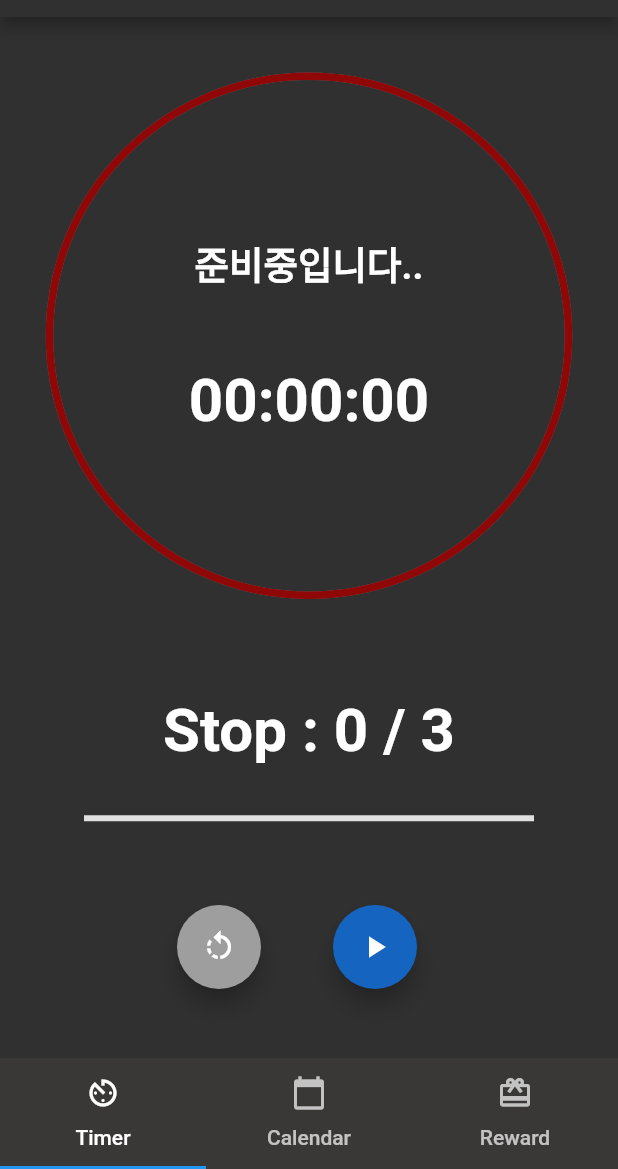
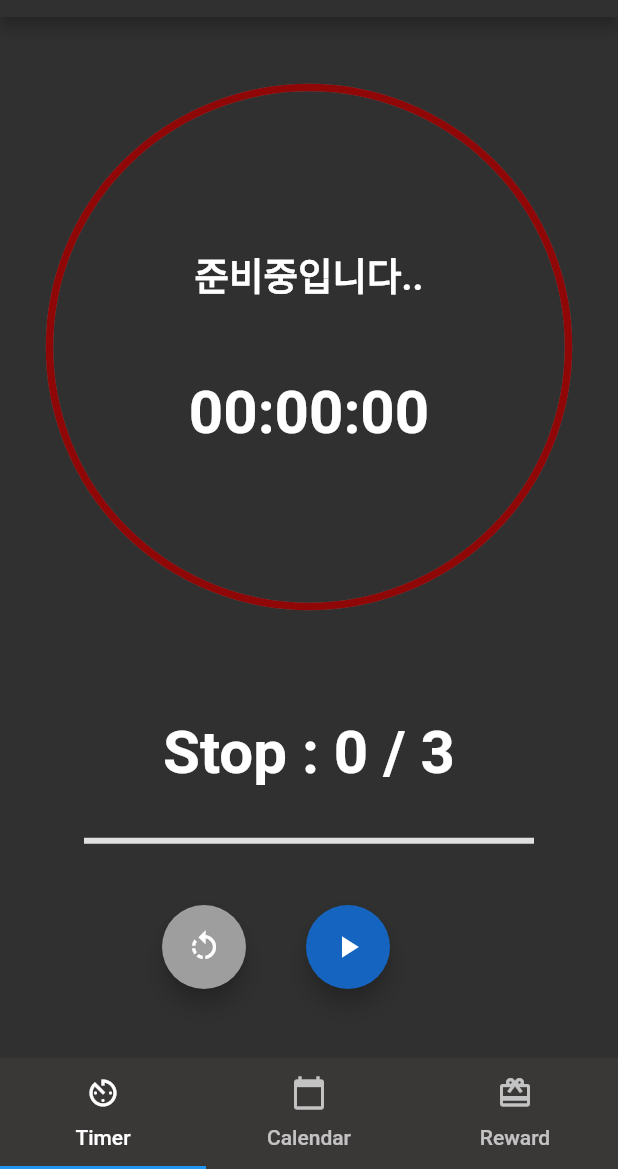
Before and after one commit to potatoCompletion/studyHelper, a Flutter app: the screen it shows after launch, on a phone screen of 412 x 824 dp, the part 67-1236 px from its top. Run offline on Flutter 3.47's test engine with Material 2 defaults, Android fonts, the phone set to English and light mode, and no system bars; our stand-ins replace rflutter_alert, table_calendar; missing offline and left inert: scratcher.

Commit message:
Update count up timers design

```diff
--- a/lib/ui/timer/dtimer.dart
+++ b/lib/ui/timer/dtimer.dart
@@ -184,14 +184,25 @@ class DtimerState extends State<Dtimer> with TickerProviderStateMixin {
                 ),
                 Container(
                   // start button position
-                  margin: EdgeInsets.fromLTRB(90.0, 8.0, 2.0, 8.0),
-                  child: Column(
-                    mainAxisAlignment: MainAxisAlignment.spaceEvenly,
+                  margin: EdgeInsets.fromLTRB(100.0, 8.0, 2.0, 8.0),
+                  child: Row(
+                    //mainAxisAlignment: MainAxisAlignment.spaceEvenly,
                     children: <Widget>[
-                      // align between stop count and start button
+                      FloatingActionButton(
+
+                        backgroundColor: Colors.grey,
+                        onPressed: () {
+
+                          _reset();
+                        },
+                        child: Icon(Icons.rotate_left),
+                      ),
+
                       SizedBox(
-                        height: 15,
+                        height: 0,
+                        width: 40,
                       ),
+
                       // start button
                       FloatingActionButton(
                         backgroundColor: Colors.blue[800],
@@ -205,7 +216,8 @@ class DtimerState extends State<Dtimer> with TickerProviderStateMixin {
                           if (controller.isAnimating) {
                             controller.stop(canceled: true);
                             timerVal.addStopCount();
-                          } else {
+                          }
+                          else {
                             controller.reverse(
                                 from: controller.value == 0.0
                                     ? 1.0
@@ -216,6 +228,7 @@ class DtimerState extends State<Dtimer> with TickerProviderStateMixin {
                           });
                         },
                       ),
+
                     ],
                   ),
                 ),
@@ -226,16 +239,16 @@ class DtimerState extends State<Dtimer> with TickerProviderStateMixin {
               ],
             ),
             //(디자인) 초기화 버튼 관련 /////////////////
-            Positioned(
-                left: 110,
-                bottom: 38,
-                child: FloatingActionButton(
-                  backgroundColor: Colors.grey,
-                  onPressed: () {
-                    _reset();
-                  },
-                  child: Icon(Icons.rotate_left),
-                )),
+            // Positioned(
+            //     left: 110,
+            //     bottom: 38,
+            //     child: FloatingActionButton(
+            //       backgroundColor: Colors.grey,
+            //       onPressed: () {
+            //         _reset();
+            //       },
+            //       child: Icon(Icons.rotate_left),
+            //     )),
             ////////////////////////////////////////////
           ],
         ),
```
Also changed, not shown: lib/ui/timer/atimer.dart (+33 -22 lines).
